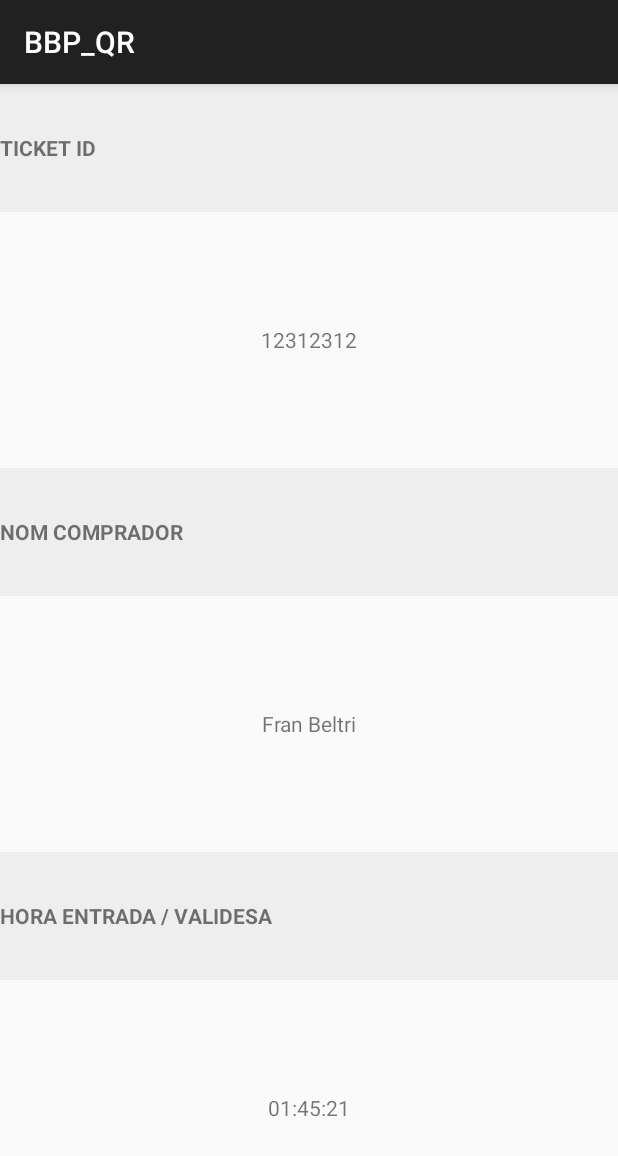
After one commit to polfdz/QR_ticketing_system, an Android app: the Info screen opened directly, with no data from a screen before it, on a phone screen of 412 x 824 dp. The commit adds this screen. Shown: the top 1156 px of the screen. Run offline under Robolectric (Android 15) with nearby library versions, the phone set to English and light mode, and no system bars.

Commit message:
project setup -2nd part

```diff
--- /dev/null
+++ b/app/src/main/java/com/bbparty/eroc/bbp_qr/Info.java
@@ -0,0 +1,43 @@
+package com.bbparty.eroc.bbp_qr;
+
+import android.content.Intent;
+import android.os.Bundle;
+import android.support.v7.app.AppCompatActivity;
+import android.view.View;
+
+/**
+ * Created by Pol on 11/10/2016.
+ */
+public class Info extends AppCompatActivity implements View.OnClickListener {
+
+    String ticket_id;
+
+    @Override
+    protected void onCreate(Bundle savedInstanceState) {
+        super.onCreate(savedInstanceState);
+        setContentView(R.layout.layout_info);
+
+        Bundle extras = getIntent().getExtras();
+        if (extras != null) {
+            ticket_id = extras.getString("ticket_id");
+        }
+    }
+
+
+    @Override
+    public void onClick(View v) {
+        switch (v.getId()){
+            case R.id.bBack:
+                Intent intent = new Intent(this, QRScan.class);
+                startActivity(intent);
+                break;
+        }
+    }
+
+    @Override
+    public void onBackPressed() {
+        Intent intent = new Intent(this, TicketId.class);
+        intent.putExtra("ticket_id", ticket_id);
+        startActivity(intent);
+    }
+}
--- /dev/null
+++ b/app/src/main/res/layout/layout_info.xml
@@ -0,0 +1,53 @@
+<?xml version="1.0" encoding="utf-8"?>
+<LinearLayout xmlns:android="http://schemas.android.com/apk/res/android"
+    android:orientation="vertical" android:layout_width="match_parent"
+    android:layout_height="match_parent"
+    android:gravity="center">
+
+    <TextView
+        android:layout_width="fill_parent"
+        android:layout_height="0dp"
+        android:layout_weight="1"
+        android:text="@string/ticket_id"
+        android:background="#eeeeee"
+        android:textStyle="bold"
+        android:gravity="center_vertical"/>
+    <TextView
+        android:layout_width="fill_parent"
+        android:layout_height="0dp"
+        android:layout_weight="2"
+        android:id="@+id/info_ticketId"
+        android:text="12312312"
+        android:gravity="center" />
+    <TextView
+        android:layout_width="fill_parent"
+        android:layout_height="0dp"
+        android:layout_weight="1"
+        android:text="@string/name"
+        android:background="#eeeeee"
+        android:textStyle="bold"
+        android:gravity="center_vertical" />
+    <TextView
+        android:layout_width="fill_parent"
+        android:layout_height="0dp"
+        android:layout_weight="2"
+        android:id="@+id/info_userName"
+        android:text="Fran Beltri"
+        android:gravity="center" />
+    <TextView
+        android:layout_width="fill_parent"
+        android:layout_height="0dp"
+        android:layout_weight="1"
+        android:text="@string/hour"
+        android:background="#eeeeee"
+        android:textStyle="bold"
+        android:gravity="center_vertical" />
+    <TextView
+        android:layout_width="fill_parent"
+        android:layout_height="0dp"
+        android:layout_weight="2"
+        android:id="@+id/info_hora"
+        android:text="01:45:21"
+        android:gravity="center" />
+
+</LinearLayout>
--- a/app/src/main/res/values/strings.xml
+++ b/app/src/main/res/values/strings.xml
@@ -3,6 +3,16 @@
 
     <string name="hello_world">Hello world!</string>
     <string name="action_settings">Settings</string>
-    <string name="escanejar">Escanejar</string>
+    <string name="scan">Scan</string>
+    <string name="scan_only_qr_codes">Scan only QR Codes</string>
+    <string name="info">Ticket info</string>
+    <string name="ok">OK</string>
+    <string name="contact">Contactar amb tècnic</string>
+    <string name="not_accepted">Ticket no vàlid,consultar informació i tècninc</string>
+    <string name="accepted">Ticket vàlid</string>
+    <string name="ticket_id">TICKET ID</string>
+    <string name="name">NOM COMPRADOR</string>
+    <string name="hour">HORA ENTRADA / VALIDESA</string>
+
 
 </resources>
```
Also changed, not shown: app/build.gradle (+5 -4 lines), app/src/main/AndroidManifest.xml (+23 -4 lines), app/src/main/java/com/bbparty/eroc/bbp_qr/MainActivity.java (+15 -17 lines), app/src/main/java/com/bbparty/eroc/bbp_qr/QRScan.java (added, +63 -0 lines), app/src/main/java/com/bbparty/eroc/bbp_qr/TicketId.java (added, +85 -0 lines), app/src/main/java/com/bbparty/eroc/bbp_qr/ZXingScannerView.java (added, +181 -0 lines), app/src/main/java/com/bbparty/eroc/bbp_qr/com/bbparty/eroc/server/Constants.java (added, +9 -0 lines), app/src/main/java/com/bbparty/eroc/bbp_qr/com/bbparty/eroc/server/ServerSendId.java (added, +150 -0 lines), app/src/main/res/layout/activity_main.xml (+23 -19 lines), app/src/main/res/layout/layout_warning.xml (added, +33 -0 lines), app/libs/android-async-http-1.4.6.jar (added), app/libs/httpcore-4.0-alpha5.jar (added), app/src/main/assets/myqrcode.jpg (added), app/src/main/res/drawable/accepted.png (added), 3 more files, 3 other files.
